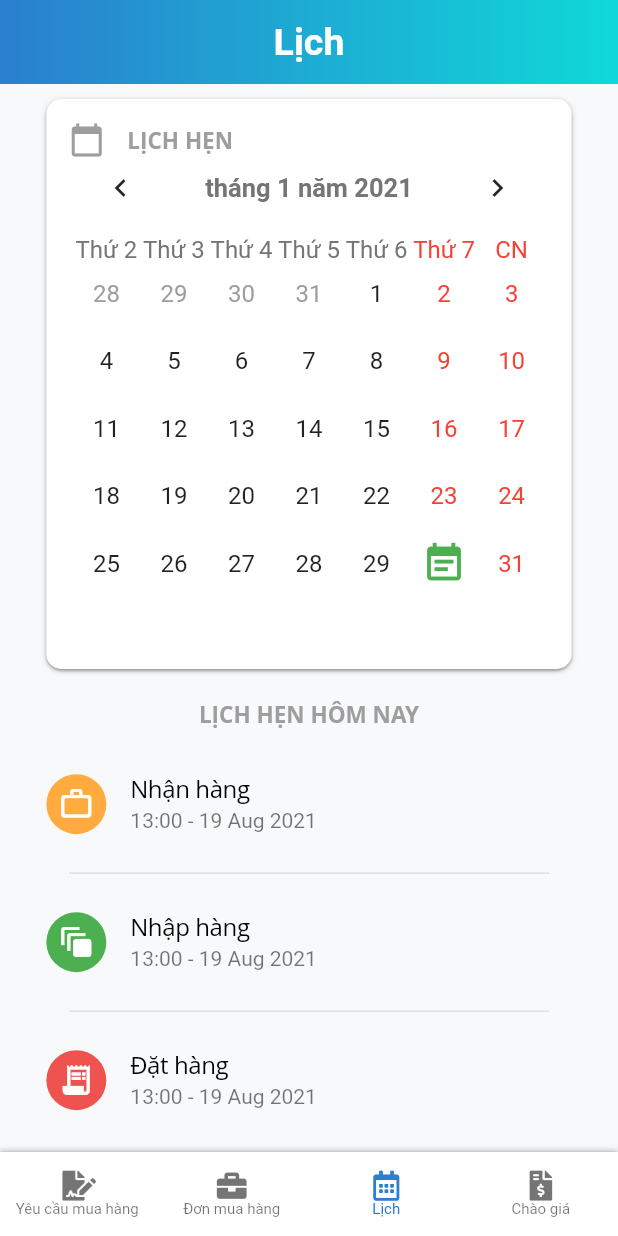
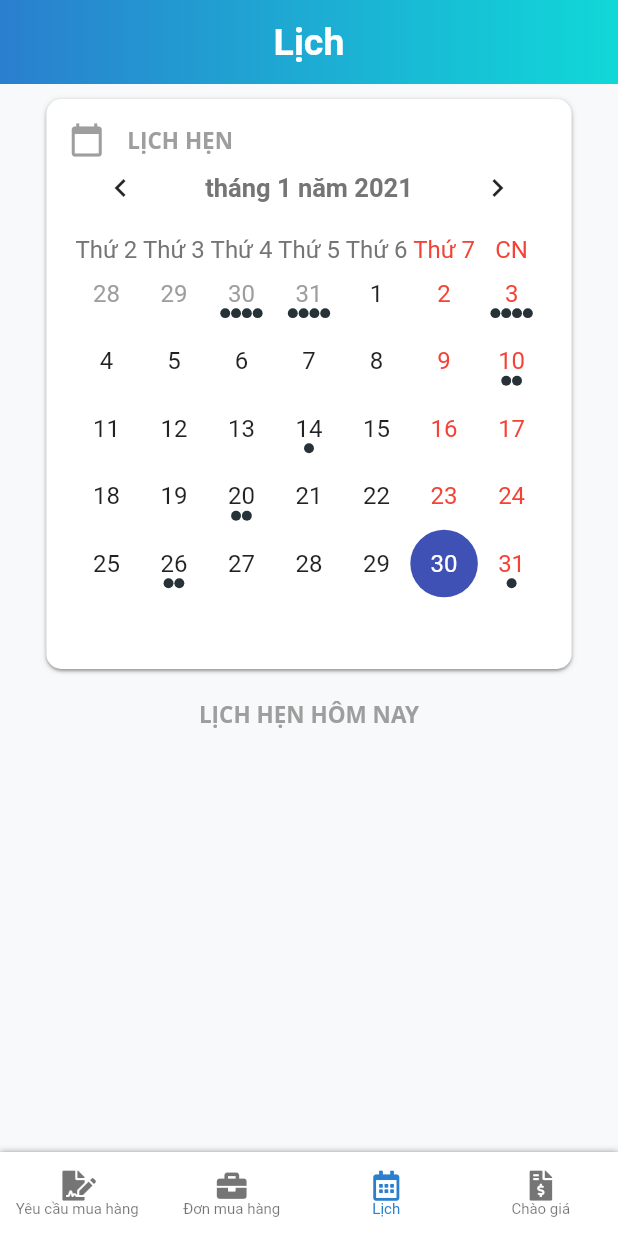
Before and after one commit to Tiensp/GiaoTiepNguoiMay_HCI, a Flutter app: the screen it shows after launch, item 3 of the bottom bar chosen, on a phone screen of 412 x 824 dp. Run offline on Flutter 3.47's test engine with Material 2 defaults, Android fonts, the phone set to English and light mode, and no system bars; drawn by our look-alikes of table_calendar; our stand-ins replace font_awesome_flutter, shared_preferences, timelines; Roboto replaces fonts that are missing (Open Sans).

Commit message:
:D fix Lịch 90%

```diff
--- a/lib/lich_view/lich_view.dart
+++ b/lib/lich_view/lich_view.dart
@@ -6,14 +6,17 @@
 *  Copyright © 2018 [Company]. All rights reserved.
     */
 
+import 'dart:convert';
 import 'package:flutter/material.dart';
 import 'package:gtnm_hci/values/values.dart';
 import 'package:gtnm_hci/MyWidget/request_model.dart';
 import 'package:gtnm_hci/MyWidget/purchase_order_model.dart';
 import 'package:flutter/cupertino.dart';
 import 'package:intl/intl.dart';
+import 'package:shared_preferences/shared_preferences.dart';
 import 'package:table_calendar/table_calendar.dart';
-import 'package:shared_preferences/shared_preferences.dart';
+import 'package:intl/date_symbol_data_local.dart';
+
 
 extension StringExtension on String {
   String capitalize() {
@@ -22,17 +25,86 @@ extension StringExtension on String {
 }
 
 class LichView extends StatefulWidget {
+  LichView({Key key}) : super(key: key);
+
   @override
   _LichViewState createState() => _LichViewState();
 }
 
-class _LichViewState extends State<LichView> {
+class _LichViewState extends State<LichView> with TickerProviderStateMixin{
   CalendarController _calendarController;
+  Map<DateTime, List> _events;
+  List _selectedEvents;
+  AnimationController _animationController;
 
   @override
   void initState() {
     super.initState();
     _calendarController = CalendarController();
+    final _selectedDay = DateTime.now();
+    _events = {
+      _selectedDay.subtract(Duration(days: 31)): [
+        prepareData[0],
+        prepareData[1],
+        prepareData[2],
+        prepareData[3]
+      ],
+      _selectedDay.subtract(Duration(days: 30)): [
+        prepareData[0],
+        prepareData[1],
+        prepareData[2],
+        prepareData[3]
+      ],
+      _selectedDay.subtract(Duration(days: 27)): [
+        prepareData[0],
+        prepareData[1],
+        prepareData[2],
+        prepareData[3]
+      ],
+      _selectedDay.subtract(Duration(days: 20)): [
+        prepareData[0],
+        prepareData[2],
+      ],
+      _selectedDay.subtract(Duration(days: 16)): [
+        prepareData[3]],
+      _selectedDay.subtract(Duration(days: 10)): [
+        prepareData[1],
+        prepareData[2],
+      ],
+      _selectedDay.subtract(Duration(days: 4)): [
+        prepareData[2],
+        prepareData[3]
+      ],
+      _selectedDay.add(Duration(days: 1)): [
+        prepareData[0],
+      ],
+      _selectedDay.add(Duration(days: 7)): [
+        prepareData[0],
+        prepareData[3]
+      ],
+      _selectedDay.add(Duration(days: 11)): [
+        prepareData[0],
+        prepareData[1],
+        prepareData[2],
+        prepareData[3]
+      ],
+    };
+
+    _selectedEvents = _events[_selectedDay] ?? [];
+
+    _animationController = AnimationController(
+      vsync: this,
+      duration: const Duration(milliseconds: 400),
+    );
+
+    _animationController.forward();
+  }
+
+  @override
+  void dispose() {
+    _animationController.dispose();
+    _calendarController.dispose();
+    super.dispose();
   }
 
   @override
@@ -82,6 +154,13 @@ class _LichViewState extends State<LichView> {
                         heightFactor: 1.07,
                         child: TableCalendar(
                           locale: 'vi_VI',
+                          events: _events,
+                          onDaySelected: (date, events,_) {
+                            setState(() {
+                              _selectedEvents = events;
+                            });
+                          },
+                          availableGestures: AvailableGestures.all,
                           calendarController: _calendarController,
                           initialCalendarFormat: CalendarFormat.month,
                           startingDayOfWeek: StartingDayOfWeek.monday,
@@ -98,14 +177,51 @@ class _LichViewState extends State<LichView> {
                                 fontWeight: FontWeight.w600),
                           ),
                           builders: CalendarBuilders(
-                            selectedDayBuilder: (context, date, events) =>
-                                Container(
-                              child: Icon(
-                                Icons.event_note,
-                                color: Colors.green,
-                                size: 30,
-                              ),
-                            ),
+                            selectedDayBuilder: (context, date, events) {
+                              return Container(
+                                decoration: BoxDecoration(
+                                  color: Colors.indigo,
+                                  shape: BoxShape.circle,
+                                ),
+                                child: Center(
+                                  child: Text(
+                                    '${date.day}',
+                                    style: TextStyle().copyWith(fontSize: 16.0, color: Colors.white),
+                                  ),
+                                ),
+                              );
+                            },
+                            todayDayBuilder: (context, date, _) {
+                              return Container(
+                                decoration: BoxDecoration(
+                                  color: Colors.indigo,
+                                  shape: BoxShape.circle,
+                                ),
+                                child: Center(
+                                  child: Text(
+                                    '${date.day}',
+                                    style: TextStyle().copyWith(fontSize: 16.0, color: Colors.white),
+                                  ),
+                                ),
+                              );
+                            },
+                            markersBuilder: (context, date, events, holidays) {
+                              final children = <Widget>[];
+
+                              if (events.isNotEmpty) {
+                                children.add(
+                                  Center(child: _buildEventsMarker(date, events)),
+                                );
+                              }
+
+                              if (holidays.isNotEmpty) {
+                                children.add(
+                                  Center(child: _buildHolidaysMarker()),
+                                );
+                              }
+
+                              return children;
+                            },
                           ),
                           calendarStyle: CalendarStyle(
                             weekdayStyle: TextStyle(
@@ -151,7 +267,7 @@ class _LichViewState extends State<LichView> {
                 widthFactor: 0.85,
                 heightFactor: 0.9,
                 child: ListView.builder(
-                    itemCount: prepareData.length,
+                    itemCount: _selectedEvents.length,
                     itemBuilder: (BuildContext context, int index) {
                       return Column(
                         children: [
@@ -633,6 +749,28 @@ class _LichViewState extends State<LichView> {
     );
   }
 
+  Widget _buildEventsMarker(DateTime date, List events) {
+    return Container(
+      decoration: BoxDecoration(
+        color: Colors.white,
+        shape: BoxShape.circle,
+      ),
+      width: 38,
+      height: 38,
+      child: Center(
+        child: Icon(Icons.event_available, color: Colors.green, size: 30)
+      ),
+    );
+  }
+
+  Widget _buildHolidaysMarker() {
+    return Icon(
+      Icons.celebration,
+      size: 20.0,
+      color: Colors.blueGrey[800],
+    );
+  }
+
   List<PurchaseOrderModel> prepareData = <PurchaseOrderModel>[
     PurchaseOrderModel(
         ID: '#8566',
@@ -648,7 +786,7 @@ class _LichViewState extends State<LichView> {
             Phone: '0123456789',
             requestDate: '22/12/2020',
             recieveDate: '25/12/2020',
-            processStatus: 1)),
+            processStatus: 0)),
     PurchaseOrderModel(
         ID: '#8566',
         productName: 'Vải dù',
@@ -663,7 +801,7 @@ class _LichViewState extends State<LichView> {
             Phone: '0123456789',
             requestDate: '22/12/2020',
             recieveDate: '25/12/2020',
-            processStatus: 2)),
+            processStatus: 1)),
     PurchaseOrderModel(
         ID: '#8566',
         productName: 'Da PU nhập khẩu',
@@ -678,7 +816,7 @@ class _LichViewState extends State<LichView> {
             Phone: '0123456789',
             requestDate: '22/12/2020',
             recieveDate: '25/12/2020',
-            processStatus: 0)),
+            processStatus: 2)),
     PurchaseOrderModel(
         ID: '#8566',
         productName: 'Vải gấm hoa',
```
